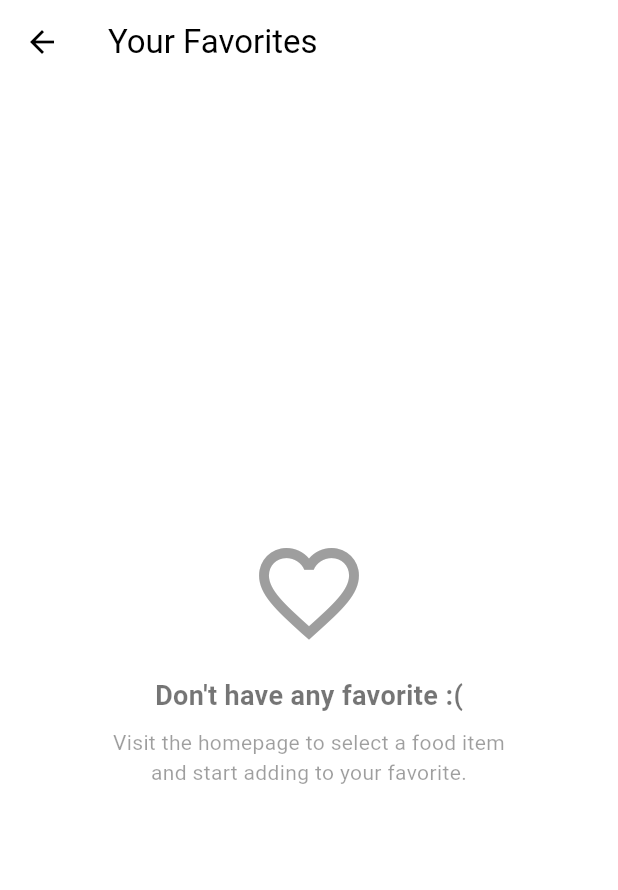
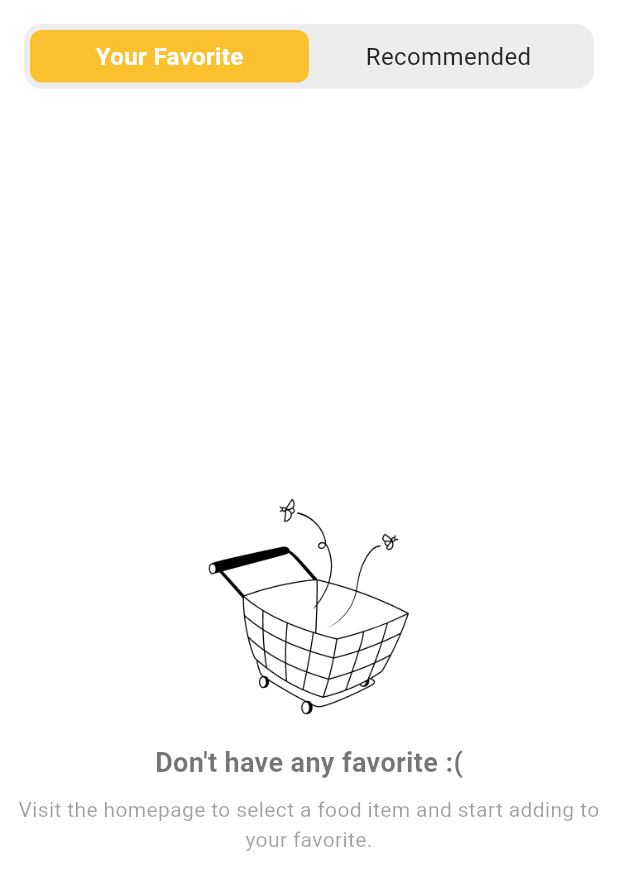
Before and after one commit to PBPC06/dinepasar_mobile, a Flutter app: the FavoritePage screen opened directly, on a phone screen of 412 x 824 dp. Shown: the top 890 px of the screen. Run offline on Flutter 3.47's test engine with Material 3 defaults, Android fonts, the phone set to English and light mode, and no system bars; our stand-ins replace flutter_rating_bar, shared_preferences; missing offline and left inert: pbp_django_auth; accounts and stored records are empty; network calls fail.

Commit message:
feat: finished ui design favorite page

```diff
--- a/lib/favorite/screens/favorite_page.dart
+++ b/lib/favorite/screens/favorite_page.dart
@@ -11,12 +11,15 @@ class FavoritePage extends StatefulWidget {
 
 class _FavoritePageState extends State<FavoritePage> {
   List<Map<String, dynamic>> favoriteItems = [];
+  List<Map<String, dynamic>> recommendedItems = [];
   bool isLoading = true;
+  bool isFavoriteSelected = true;
 
   @override
   void initState() {
     super.initState();
     _fetchFavorites();
+    _fetchRecommended();
   }
 
   Future<void> _fetchFavorites() async {
@@ -47,26 +50,58 @@ class _FavoritePageState extends State<FavoritePage> {
     }
   }
 
-  Widget _buildEmptyFavorites() {
+  Future<void> _fetchRecommended() async {
+    try {
+      final response = await http.get(Uri.parse('http://localhost:8000/recommended/'));
+      if (response.statusCode == 200) {
+        final data = json.decode(response.body) as List;
+        setState(() {
+          recommendedItems = data.map((item) {
+            return {
+              'name': item['nama_makanan'],
+              'image': item['gambar'],
+              'category': item['kategori'],
+              'price': item['harga'],
+              'rating': item['rating'],
+            };
+          }).toList();
+          isLoading = false;
+        });
+      } else {
+        throw Exception('Failed to load recommended items');
+      }
+    } catch (e) {
+      print(e);
+      setState(() {
+        isLoading = false;
+      });
+    }
+  }
+
+  Widget _buildEmptyState(String message, String subMessage, String imagePath) {
     return Center(
       child: Column(
         mainAxisAlignment: MainAxisAlignment.center,
         children: [
-          const Icon(Icons.favorite_border, size: 80, color: Colors.grey),
+          Image.asset(
+            imagePath,
+            width: 150,
+            height: 150,
+          ),
           const SizedBox(height: 16),
-          const Text(
-            "Don't have any favorite :(",
-            style: TextStyle(
+          Text(
+            message,
+            style: const TextStyle(
               fontSize: 18,
               color: Colors.black54,
               fontWeight: FontWeight.bold,
             ),
           ),
           const SizedBox(height: 8),
-          const Text(
-            'Visit the homepage to select a food item\nand start adding to your favorite.',
+          Text(
+            subMessage,
             textAlign: TextAlign.center,
-            style: TextStyle(
+            style: const TextStyle(
               fontSize: 14,
               color: Colors.black38,
             ),
@@ -76,7 +111,7 @@ class _FavoritePageState extends State<FavoritePage> {
     );
   }
 
-  Widget _buildFavoritesList(List<Map<String, dynamic>> items) {
+  Widget _buildItemList(List<Map<String, dynamic>> items) {
     return ListView.builder(
       padding: const EdgeInsets.all(16.0),
       itemCount: items.length,
@@ -125,14 +160,94 @@ class _FavoritePageState extends State<FavoritePage> {
   @override
   Widget build(BuildContext context) {
     return Scaffold(
-      appBar: AppBar(
-        title: const Text('Your Favorites'),
+      body: Column(
+        children: [
+          // Toggle Buttons
+          Container(
+            margin: const EdgeInsets.all(16),
+            padding: const EdgeInsets.all(4),
+            decoration: BoxDecoration(
+              color: const Color(0xFFEDEDED),
+              borderRadius: BorderRadius.circular(12),
+            ),
+            child: Row(
+              children: [
+                Expanded(
+                  child: GestureDetector(
+                    onTap: () {
+                      setState(() {
+                        isFavoriteSelected = true;
+                      });
+                    },
+                    child: Container(
+                      height: 35,
+                      decoration: BoxDecoration(
+                        color: isFavoriteSelected ? const Color(0xFFFBC02D) : const Color(0xFFEDEDED),
+                        borderRadius: BorderRadius.circular(8),
+                      ),
+                      alignment: Alignment.center,
+                      child: Text(
+                        'Your Favorite',
+                        style: TextStyle(
+                          color: isFavoriteSelected ? Colors.white : const Color(0xFF242424),
+                          fontSize: 16,
+                          fontWeight: isFavoriteSelected ? FontWeight.w600 : FontWeight.w400,
+                        ),
+                      ),
+                    ),
+                  ),
+                ),
+                Expanded(
+                  child: GestureDetector(
+                    onTap: () {
+                      setState(() {
+                        isFavoriteSelected = false;
+                      });
+                    },
+                    child: Container(
+                      height: 35,
+                      decoration: BoxDecoration(
+                        color: isFavoriteSelected ? const Color(0xFFEDEDED) : const Color(0xFFFBC02D),
+                        borderRadius: BorderRadius.circular(8),
+                      ),
+                      alignment: Alignment.center,
+                      child: Text(
+                        'Recommended',
+                        style: TextStyle(
+                          color: isFavoriteSelected ? const Color(0xFF242424) : Colors.white,
+                          fontSize: 16,
+                          fontWeight: isFavoriteSelected ? FontWeight.w400 : FontWeight.w600,
+                        ),
+                      ),
+                    ),
+                  ),
+                ),
+              ],
+            ),
+          ),
+
+          // Content Area
+          Expanded(
+            child: isLoading
+                ? const Center(child: CircularProgressIndicator())
+                : isFavoriteSelected
+                    ? (favoriteItems.isEmpty
+                        ? _buildEmptyState(
+                            "Don't have any favorite :(",
+                            "Visit the homepage to select a food item and start adding to your favorite.",
+                            'assets/images/empty_favorite.png',
+                          )
+                        : _buildItemList(favoriteItems))
+                    : (recommendedItems.isEmpty
+                        ? _buildEmptyState(
+                            "Don't have any recommendation :(",
+                            "Add some items to your favorites to get personalized recommendations.",
+                            'assets/images/empty_recommendation.png',
+                          )
+                        : _buildItemList(recommendedItems)),
+          ),
+        ],
       ),
-      body: isLoading
-          ? const Center(child: CircularProgressIndicator())
-          : favoriteItems.isEmpty
-              ? _buildEmptyFavorites()
-              : _buildFavoritesList(favoriteItems),
     );
   }
 }
--- a/pubspec.yaml
+++ b/pubspec.yaml
@@ -58,7 +58,8 @@ dev_dependencies:
 
 # The following section is specific to Flutter packages.
 flutter:
-
+  assets:
+    - assets/images/
   # The following line ensures that the Material Icons font is
   # included with your application, so that you can use the icons in
   # the material Icons class.
```
Also changed, not shown: assets/images/empty_favorite.png (added), assets/images/empty_recommendation.png (added).
